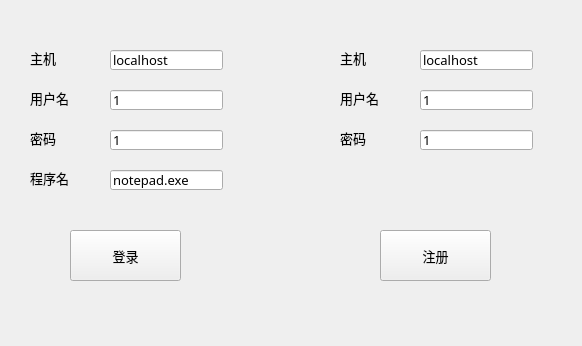
The window that loginview.ui (ansquent/ANSWRDP-client) describes before a commit, drawn with Qt 5.
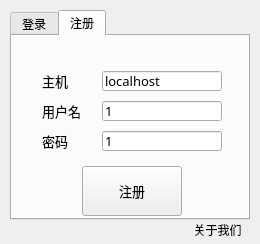
The same window after the commit. The open tabs and pages were chosen to show the change.

What changed in the file:
```diff
--- a/loginview.ui
+++ b/loginview.ui
@@ -6,40 +6,62 @@
    <rect>
     <x>0</x>
     <y>0</y>
-    <width>582</width>
-    <height>346</height>
+    <width>260</width>
+    <height>244</height>
    </rect>
   </property>
   <property name="windowTitle">
    <string>Loginview</string>
   </property>
   <widget class="QWidget" name="centralwidget">
-   <widget class="QPushButton" name="loginButton">
+   <widget class="QTabWidget" name="tabWidget">
     <property name="geometry">
      <rect>
-      <x>70</x>
-      <y>230</y>
-      <width>111</width>
-      <height>51</height>
+      <x>10</x>
+      <y>10</y>
+      <width>240</width>
+      <height>210</height>
      </rect>
     </property>
-    <property name="font">
-     <font>
-      <family>黑体</family>
-      <pointsize>10</pointsize>
-     </font>
+    <property name="maximumSize">
+     <size>
+      <width>561</width>
+      <height>16777215</height>
+     </size>
     </property>
-    <property name="text">
+    <property name="currentIndex">
+     <number>0</number>
+    </property>
+    <widget class="QWidget" name="tabLogin">
+     <attribute name="title">
      <string>登录</string>
-    </property>
-   </widget>
-   <widget class="QPushButton" name="regButton">
+     </attribute>
+     <widget class="QLabel" name="hostname_login">
+      <property name="geometry">
+       <rect>
+        <x>30</x>
+        <y>30</y>
+        <width>50</width>
+        <height>30</height>
+       </rect>
+      </property>
+      <property name="font">
+       <font>
+        <family>黑体</family>
+        <pointsize>10</pointsize>
+       </font>
+      </property>
+      <property name="text">
+       <string>主机</string>
+      </property>
+     </widget>
+     <widget class="QLineEdit" name="iHostname_login">
     <property name="geometry">
      <rect>
-      <x>380</x>
-      <y>230</y>
-      <width>111</width>
-      <height>51</height>
+        <x>90</x>
+        <y>35</y>
+        <width>120</width>
+        <height>20</height>
      </rect>
     </property>
     <property name="font">
@@ -49,16 +71,16 @@
      </font>
     </property>
     <property name="text">
-     <string>注册</string>
+       <string>localhost</string>
     </property>
    </widget>
    <widget class="QLabel" name="username_login">
     <property name="geometry">
      <rect>
       <x>30</x>
-      <y>90</y>
-      <width>41</width>
-      <height>16</height>
+        <y>60</y>
+        <width>50</width>
+        <height>30</height>
      </rect>
     </property>
     <property name="font">
@@ -74,28 +96,9 @@
    <widget class="QLineEdit" name="iUsername_login">
     <property name="geometry">
      <rect>
-      <x>110</x>
-      <y>90</y>
-      <width>113</width>
-      <height>20</height>
-     </rect>
-    </property>
-    <property name="font">
-     <font>
-      <family>黑体</family>
-      <pointsize>10</pointsize>
-     </font>
-    </property>
-    <property name="text">
-     <string>1</string>
-    </property>
-   </widget>
-   <widget class="QLineEdit" name="iPassword_login">
-    <property name="geometry">
-     <rect>
-      <x>110</x>
-      <y>130</y>
-      <width>113</width>
+        <x>90</x>
+        <y>65</y>
+        <width>120</width>
       <height>20</height>
      </rect>
     </property>
@@ -113,9 +116,9 @@
     <property name="geometry">
      <rect>
       <x>30</x>
-      <y>130</y>
-      <width>41</width>
-      <height>16</height>
+        <y>90</y>
+        <width>50</width>
+        <height>30</height>
      </rect>
     </property>
     <property name="font">
@@ -128,12 +131,12 @@
      <string>密码</string>
     </property>
    </widget>
-   <widget class="QLineEdit" name="iUsername_reg">
+     <widget class="QLineEdit" name="iPassword_login">
     <property name="geometry">
      <rect>
-      <x>420</x>
-      <y>90</y>
-      <width>113</width>
+        <x>90</x>
+        <y>95</y>
+        <width>120</width>
       <height>20</height>
      </rect>
     </property>
@@ -147,32 +150,13 @@
      <string>1</string>
     </property>
    </widget>
-   <widget class="QLabel" name="username_reg">
+     <widget class="QPushButton" name="loginButton">
     <property name="geometry">
      <rect>
-      <x>340</x>
-      <y>90</y>
-      <width>51</width>
-      <height>16</height>
-     </rect>
-    </property>
-    <property name="font">
-     <font>
-      <family>黑体</family>
-      <pointsize>10</pointsize>
-     </font>
-    </property>
-    <property name="text">
-     <string>用户名</string>
-    </property>
-   </widget>
-   <widget class="QLineEdit" name="iPassword_reg">
-    <property name="geometry">
-     <rect>
-      <x>420</x>
+        <x>70</x>
       <y>130</y>
-      <width>113</width>
-      <height>20</height>
+        <width>100</width>
+        <height>50</height>
      </rect>
     </property>
     <property name="font">
@@ -182,73 +166,21 @@
      </font>
     </property>
     <property name="text">
-     <string>1</string>
-    </property>
-   </widget>
-   <widget class="QLabel" name="password_reg">
-    <property name="geometry">
-     <rect>
-      <x>340</x>
-      <y>130</y>
-      <width>41</width>
-      <height>16</height>
-     </rect>
-    </property>
-    <property name="font">
-     <font>
-      <family>黑体</family>
-      <pointsize>10</pointsize>
-     </font>
-    </property>
-    <property name="text">
-     <string>密码</string>
-    </property>
-   </widget>
-   <widget class="QLineEdit" name="iProgram_login">
-    <property name="geometry">
-     <rect>
-      <x>110</x>
-      <y>170</y>
-      <width>113</width>
-      <height>20</height>
-     </rect>
-    </property>
-    <property name="font">
-     <font>
-      <family>黑体</family>
-      <pointsize>10</pointsize>
-     </font>
-    </property>
-    <property name="text">
-     <string>notepad.exe</string>
-    </property>
-   </widget>
-   <widget class="QLabel" name="program_reg">
-    <property name="geometry">
-     <rect>
-      <x>30</x>
-      <y>170</y>
-      <width>51</width>
-      <height>16</height>
-     </rect>
-    </property>
-    <property name="font">
-     <font>
-      <family>黑体</family>
-      <pointsize>10</pointsize>
-     </font>
-    </property>
-    <property name="text">
-     <string>程序名</string>
-    </property>
-   </widget>
+       <string>登录</string>
+      </property>
+     </widget>
+    </widget>
+    <widget class="QWidget" name="tabRegister">
+     <attribute name="title">
+      <string>注册</string>
+     </attribute>
    <widget class="QLabel" name="hostname_reg">
     <property name="geometry">
      <rect>
-      <x>340</x>
-      <y>50</y>
-      <width>41</width>
-      <height>16</height>
+        <x>30</x>
+        <y>30</y>
+        <width>50</width>
+        <height>30</height>
      </rect>
     </property>
     <property name="font">
@@ -264,9 +196,9 @@
    <widget class="QLineEdit" name="iHostname_reg">
     <property name="geometry">
      <rect>
-      <x>420</x>
-      <y>50</y>
-      <width>113</width>
+        <x>90</x>
+        <y>35</y>
+        <width>120</width>
       <height>20</height>
      </rect>
     </property>
@@ -280,12 +212,31 @@
      <string>localhost</string>
     </property>
    </widget>
-   <widget class="QLineEdit" name="iHostname_login">
+     <widget class="QLabel" name="username_reg">
     <property name="geometry">
      <rect>
-      <x>110</x>
-      <y>50</y>
-      <width>113</width>
+        <x>30</x>
+        <y>60</y>
+        <width>50</width>
+        <height>30</height>
+       </rect>
+      </property>
+      <property name="font">
+       <font>
+        <family>黑体</family>
+        <pointsize>10</pointsize>
+       </font>
+      </property>
+      <property name="text">
+       <string>用户名</string>
+      </property>
+     </widget>
+     <widget class="QLineEdit" name="iUsername_reg">
+      <property name="geometry">
+       <rect>
+        <x>90</x>
+        <y>65</y>
+        <width>120</width>
       <height>20</height>
      </rect>
     </property>
@@ -296,16 +247,16 @@
      </font>
     </property>
     <property name="text">
-     <string>localhost</string>
-    </property>
-   </widget>
-   <widget class="QLabel" name="hostname_login">
+       <string>1</string>
+      </property>
+     </widget>
+     <widget class="QLabel" name="password_reg">
     <property name="geometry">
      <rect>
       <x>30</x>
-      <y>50</y>
-      <width>41</width>
-      <height>16</height>
+        <y>90</y>
+        <width>50</width>
+        <height>30</height>
      </rect>
     </property>
     <property name="font">
@@ -315,7 +266,66 @@
      </font>
     </property>
     <property name="text">
-     <string>主机</string>
+       <string>密码</string>
+      </property>
+     </widget>
+     <widget class="QLineEdit" name="iPassword_reg">
+      <property name="geometry">
+       <rect>
+        <x>90</x>
+        <y>95</y>
+        <width>120</width>
+        <height>20</height>
+       </rect>
+      </property>
+      <property name="font">
+       <font>
+        <family>黑体</family>
+        <pointsize>10</pointsize>
+       </font>
+      </property>
+      <property name="text">
+       <string>1</string>
+      </property>
+     </widget>
+     <widget class="QPushButton" name="regButton">
+      <property name="geometry">
+       <rect>
+        <x>70</x>
+        <y>130</y>
+        <width>100</width>
+        <height>50</height>
+       </rect>
+      </property>
+      <property name="font">
+       <font>
+        <family>黑体</family>
+        <pointsize>10</pointsize>
+       </font>
+      </property>
+      <property name="text">
+       <string>注册</string>
+      </property>
+     </widget>
+    </widget>
+   </widget>
+   <widget class="QPushButton" name="aboutLabel">
+    <property name="geometry">
+     <rect>
+      <x>180</x>
+      <y>220</y>
+      <width>75</width>
+      <height>20</height>
+     </rect>
+    </property>
+    <property name="styleSheet">
+     <string notr="true">background: transparent;</string>
+    </property>
+    <property name="text">
+     <string>关于我们</string>
+    </property>
+    <property name="flat">
+     <bool>true</bool>
     </property>
    </widget>
   </widget>
```
Left out of the diff: 2 changed lines with no effect on the pictures. Lines whose indentation alone changed are shown as unchanged.
